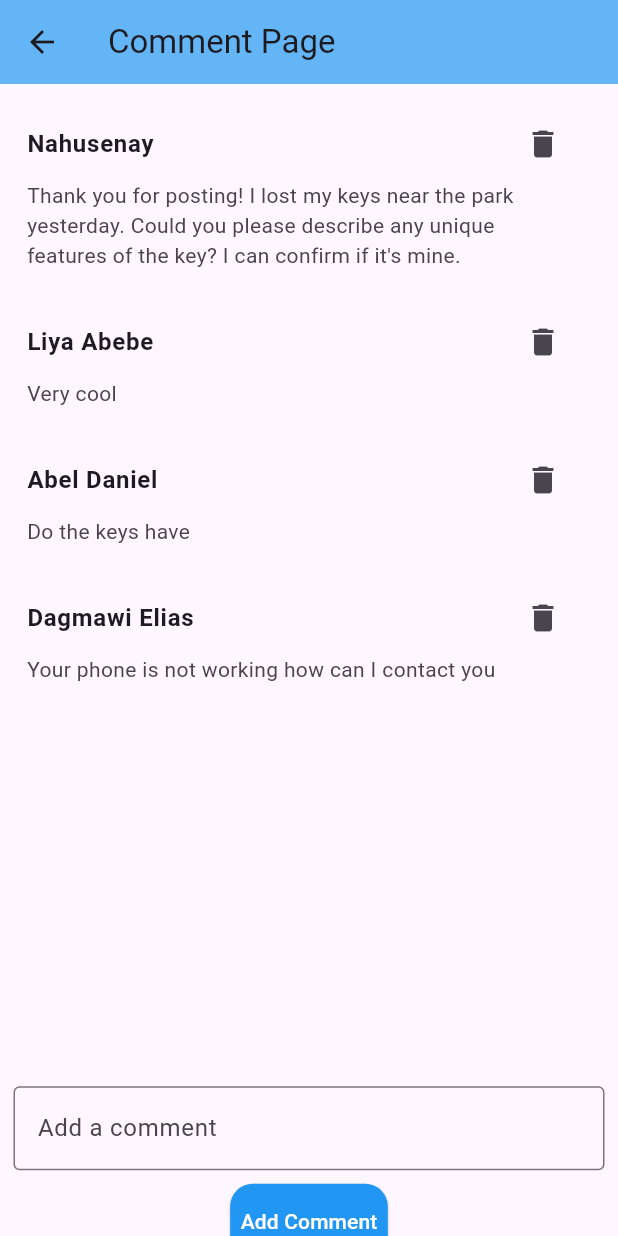
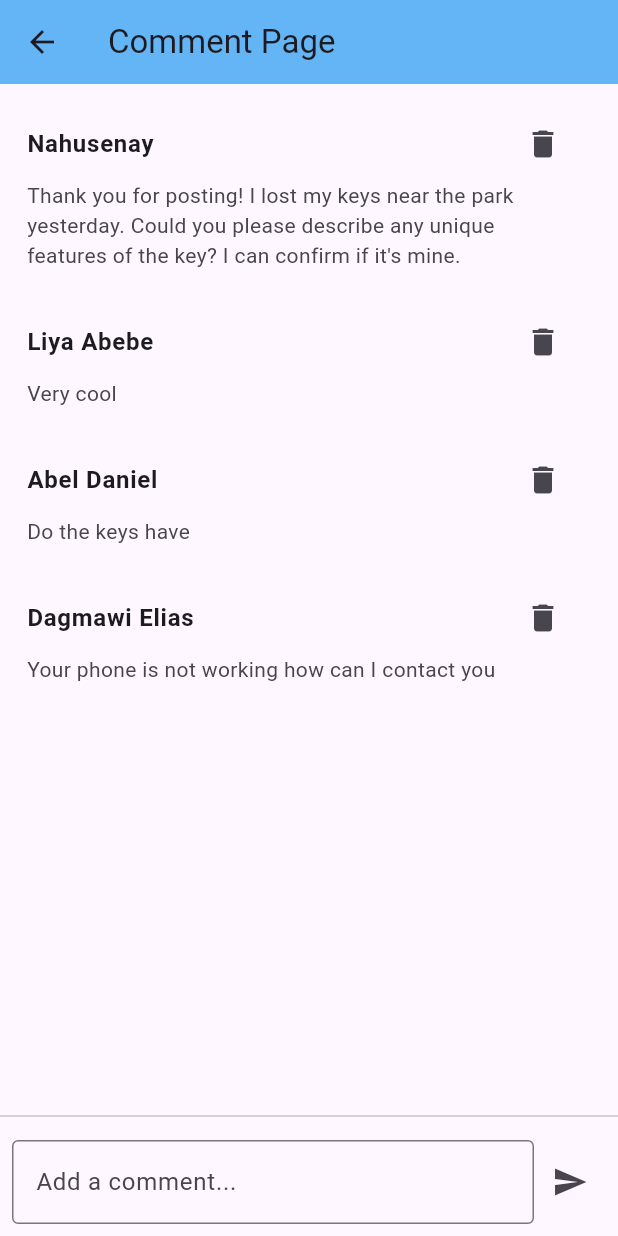
Before and after one commit to SosiSis/flutter-2024-proj, a Flutter app: the AdminCommentPage screen opened directly, on a phone screen of 412 x 824 dp. Run offline on Flutter 3.47's test engine with Material 3 defaults, Android fonts, the phone set to English and light mode, and no system bars; network calls fail.

Commit message:
Update comment_admin.dart

```diff
--- a/lib/presentation/screens/admin_screen/comment_admin.dart
+++ b/lib/presentation/screens/admin_screen/comment_admin.dart
@@ -2,11 +2,10 @@ import 'package:flutter/material.dart';
 
 class AdminCommentPage extends StatefulWidget {
   @override
-  _CommentPageState createState() => _CommentPageState();
+  _AdminCommentPageState createState() => _AdminCommentPageState();
 }
 
-class _CommentPageState extends State<AdminCommentPage> {
-  final TextEditingController commentController = TextEditingController();
+class _AdminCommentPageState extends State<AdminCommentPage> {
   List<Map<String, String>> filedata = [
     {
       'name': 'Nahusenay',
@@ -26,9 +25,6 @@ class _CommentPageState extends State<AdminCommentPage> {
       'message': 'Your phone is not working how can I contact you',
     },
   ];
-
-  final commentFieldKey = GlobalKey<FormState>();
-  final commentTextFieldController = TextEditingController();
 
   Widget commentChild(List<Map<String, String>> data) {
     return ListView.builder(
@@ -68,57 +64,76 @@ class _CommentPageState extends State<AdminCommentPage> {
         title: const Text("Comment Page"),
         backgroundColor: Colors.blue[300],
       ),
-      body: SingleChildScrollView(
-        child: Column(
+      body: Column(
         children: [
-            SizedBox(
-              height: MediaQuery.of(context).size.height * 0.8,
+          Expanded(
             child: commentChild(filedata),
           ),
+          Divider(),
           Padding(
-              padding: const EdgeInsets.all(9.0),
-              child: Form(
-                key: commentFieldKey,
-                child: TextFormField(
-                  controller: commentTextFieldController,
-                  decoration: const InputDecoration(
-                    labelText: 'Add a comment',
-                    border: OutlineInputBorder(),
-                  ),
-                  validator: (value) {
-                    if (value == null || value.isEmpty) {
-                      return 'Please enter a comment';
-                    }
-                    return null;
+            padding: const EdgeInsets.all(8.0),
+            child: CommentBox(
+              labelText: 'Add a comment...',
+              errorText: 'Please enter a comment',
+              sendButtonMethod: (commentText) {
+                setState(() {
+                  var value = {
+                    'name': 'New User',
+                    'message': commentText,
+                  };
+                  filedata.insert(0, value);
+                });
               },
             ),
           ),
-            ),
-            ElevatedButton(
-              onPressed: () {
-                if (commentFieldKey.currentState!.validate()) {
-                  setState(() {
-                    var value = {
-                      'name': 'New User',
-                      'message': commentTextFieldController.text,
-                    };
-                    filedata.insert(0, value);
-                  });
-                  commentTextFieldController.clear();
-                  FocusScope.of(context).unfocus();
-                }
-              },
-              child: const Text('Add Comment'),
-              style: ElevatedButton.styleFrom(
-                  foregroundColor: Colors.white,
-                  backgroundColor: Colors.blue,
-                  padding: EdgeInsets.symmetric(horizontal: 7, vertical: 15),
-                  shape: RoundedRectangleBorder(
-                      borderRadius: BorderRadius.circular(15))),
-            ),
         ],
-        ),
       ),
     );
   }
 }
+
+class CommentBox extends StatelessWidget {
+  final String labelText;
+  final String errorText;
+  final Function(String) sendButtonMethod;
+
+  const CommentBox({
+    required this.labelText,
+    required this.errorText,
+    required this.sendButtonMethod,
+  });
+
+  @override
+  Widget build(BuildContext context) {
+    final TextEditingController commentController = TextEditingController();
+
+    return Row(
+      children: [
+        Expanded(
+          child: TextField(
+            controller: commentController,
+            decoration: InputDecoration(
+              labelText: labelText,
+              border: OutlineInputBorder(),
+            ),
+          ),
+        ),
+        IconButton(
+          icon: Icon(Icons.send),
+          onPressed: () {
+            if (commentController.text.trim().isNotEmpty) {
+              sendButtonMethod(commentController.text);
+              commentController.clear();
+            } else {
+              ScaffoldMessenger.of(context).showSnackBar(
+                SnackBar(
+                  content: Text(errorText),
+                ),
+              );
+            }
+          },
+        ),
+      ],
+    );
+  }
+}
```
Lines whose indentation alone changed are shown as unchanged.
